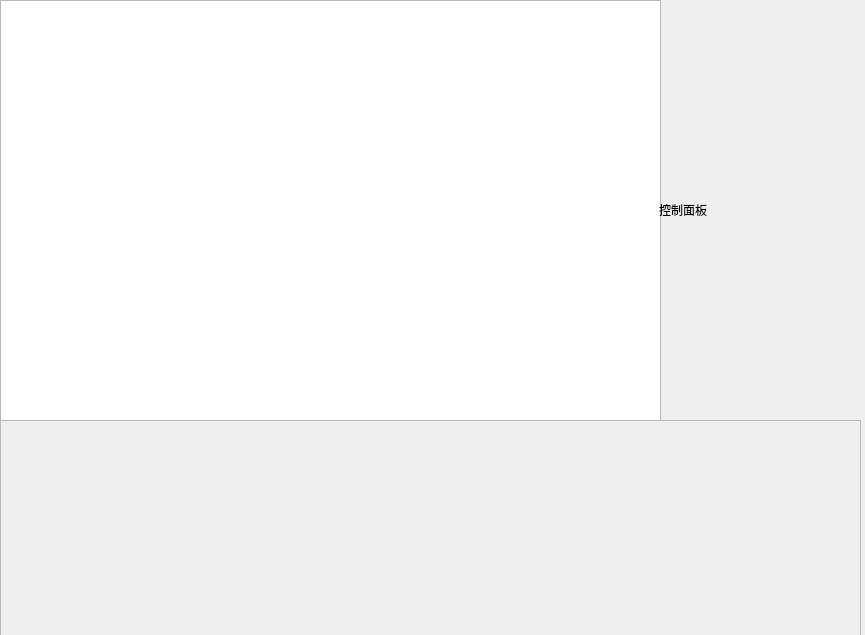
Before: the Qt Designer form src/form/centralwidget.ui in jackfiled/auto_bus, drawn with Qt 5.
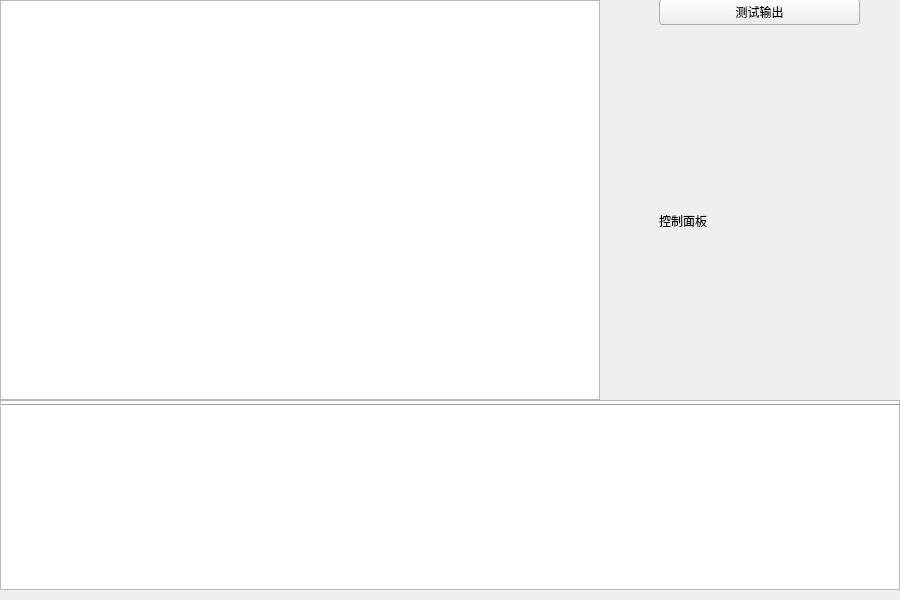
After: the same form once the commit is applied.

Patch:
```diff
--- a/src/form/centralwidget.ui
+++ b/src/form/centralwidget.ui
@@ -6,10 +6,16 @@
    <rect>
     <x>0</x>
     <y>0</y>
-    <width>865</width>
-    <height>635</height>
+    <width>900</width>
+    <height>600</height>
    </rect>
   </property>
+  <property name="minimumSize">
+   <size>
+    <width>900</width>
+    <height>600</height>
+   </size>
+  </property>
   <property name="windowTitle">
    <string>CentralWidget</string>
   </property>
@@ -18,8 +24,8 @@
     <rect>
      <x>0</x>
      <y>0</y>
-     <width>661</width>
-     <height>421</height>
+     <width>600</width>
+     <height>400</height>
     </rect>
    </property>
   </widget>
@@ -29,10 +35,17 @@
      <x>659</x>
      <y>-1</y>
      <width>201</width>
-     <height>421</height>
+     <height>411</height>
     </rect>
    </property>
    <layout class="QVBoxLayout" name="verticalLayout">
+    <item>
+     <widget class="QPushButton" name="test_button">
+      <property name="text">
+       <string>测试输出</string>
+      </property>
+     </widget>
+    </item>
     <item>
      <widget class="QLabel" name="label">
       <property name="text">
@@ -42,28 +55,28 @@
     </item>
    </layout>
   </widget>
-  <widget class="QScrollArea" name="scrollArea">
+  <widget class="QTextEdit" name="text_output">
    <property name="geometry">
     <rect>
      <x>0</x>
-     <y>420</y>
-     <width>861</width>
-     <height>221</height>
+     <y>400</y>
+     <width>900</width>
+     <height>190</height>
     </rect>
    </property>
-   <property name="widgetResizable">
-    <bool>true</bool>
+  </widget>
+  <widget class="Line" name="line">
+   <property name="geometry">
+    <rect>
+     <x>0</x>
+     <y>400</y>
+     <width>900</width>
+     <height>10</height>
+    </rect>
    </property>
-   <widget class="QWidget" name="scrollAreaWidgetContents">
-    <property name="geometry">
-     <rect>
-      <x>0</x>
-      <y>0</y>
-      <width>859</width>
-      <height>219</height>
-     </rect>
-    </property>
-   </widget>
+   <property name="orientation">
+    <enum>Qt::Horizontal</enum>
+   </property>
   </widget>
  </widget>
  <resources/>
```
Left out of the diff: 2 changed lines with no effect on the pictures.
